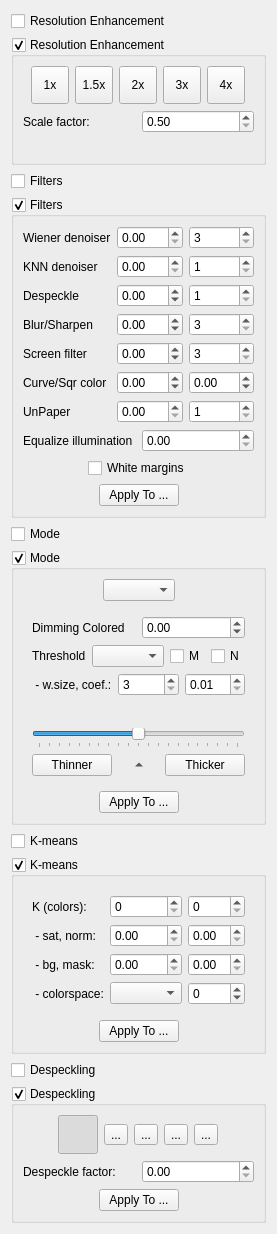
First picture: the form in src/filters/output/ui/OutputOptionsWidget.ui, repository ImageProcessing-ElectronicPublications/scantailor-experimental, before the edit.
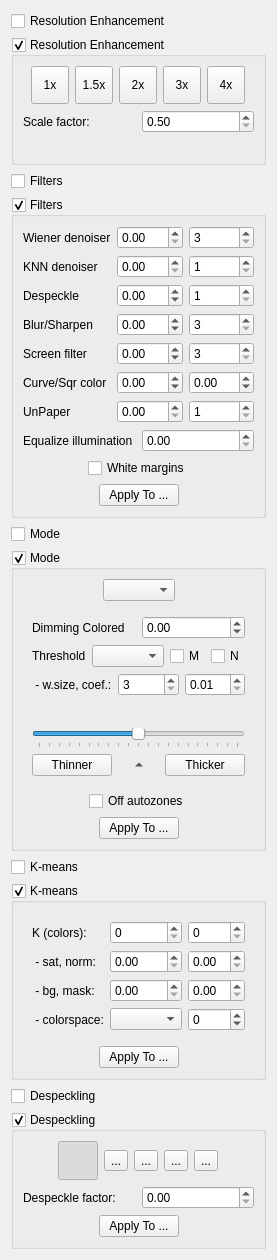
Second picture: the form after the edit. Icons and pictures are not drawn.

Commit message: 0.2024.01.28: output: off/on autozones

Patch:
```diff
--- a/src/filters/output/ui/OutputOptionsWidget.ui
+++ b/src/filters/output/ui/OutputOptionsWidget.ui
@@ -935,9 +935,64 @@
        </widget>
       </item>
       <item>
-       <layout class="QHBoxLayout" name="horizontalLayout_5">
+       <widget class="QWidget" name="mixedOptions" native="true">
+        <layout class="QHBoxLayout" name="horizontalLayoutMixed1">
+         <property name="leftMargin">
+          <number>0</number>
+         </property>
+         <property name="topMargin">
+          <number>0</number>
+         </property>
+         <property name="rightMargin">
+          <number>0</number>
+         </property>
+         <property name="bottomMargin">
+          <number>0</number>
+         </property>
+         <item>
+          <spacer name="horizontalSpacerMixed2">
+           <property name="orientation">
+            <enum>Qt::Horizontal</enum>
+           </property>
+           <property name="sizeHint" stdset="0">
+            <size>
+             <width>13</width>
+             <height>17</height>
+            </size>
+           </property>
+          </spacer>
+         </item>
+         <item>
+          <layout class="QVBoxLayout" name="verticalLayoutMixed">
+           <item>
+            <widget class="QCheckBox" name="autoPictureOffCB">
+             <property name="text">
+              <string>Off autozones</string>
+             </property>
+            </widget>
+           </item>
+          </layout>
+         </item>
+         <item>
+          <spacer name="horizontalSpacerMixed3">
+           <property name="orientation">
+            <enum>Qt::Horizontal</enum>
+           </property>
+           <property name="sizeHint" stdset="0">
+            <size>
+             <width>13</width>
+             <height>17</height>
+            </size>
+           </property>
+          </spacer>
+         </item>
+        </layout>
+       </widget>
+      </item>
+      <item>
+       <layout class="QHBoxLayout" name="horizontalLayoutMode1">
         <item>
-         <spacer name="horizontalSpacer_9">
+         <spacer name="horizontalSpacerMode2">
           <property name="orientation">
            <enum>Qt::Horizontal</enum>
           </property>
@@ -957,7 +1012,7 @@
          </widget>
         </item>
         <item>
-         <spacer name="horizontalSpacer_10">
+         <spacer name="horizontalSpacerMode3">
           <property name="orientation">
            <enum>Qt::Horizontal</enum>
           </property>
```
Left out of the diff: 2 changed lines with no effect on the pictures. The commit also changes 22 other files.
